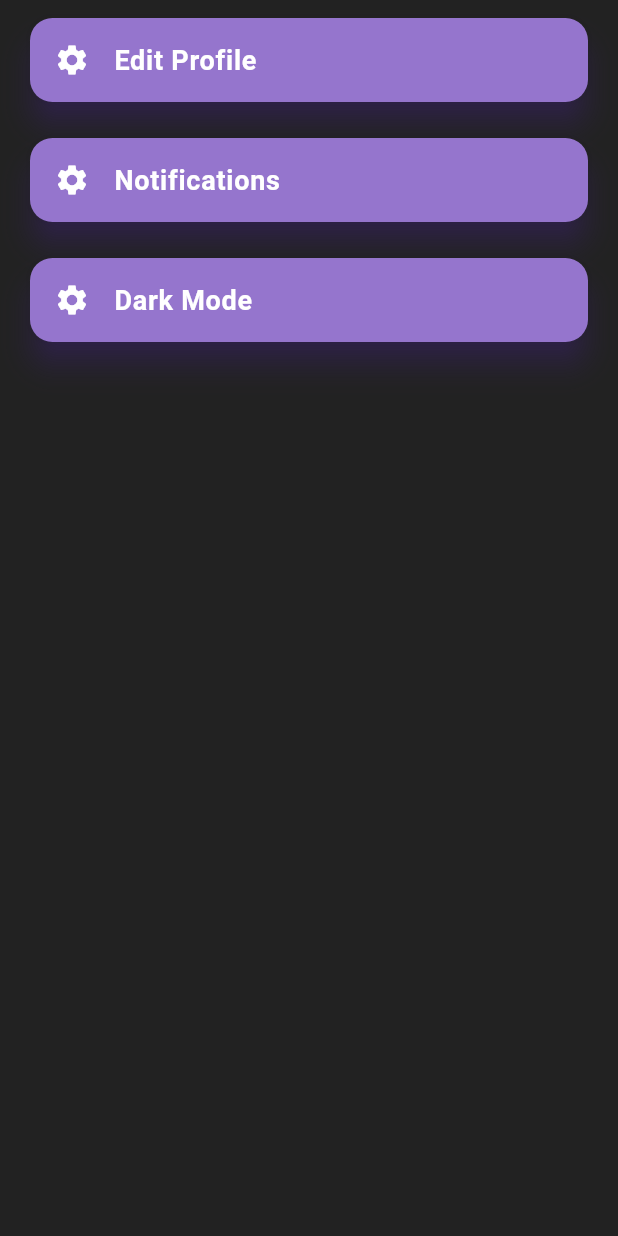
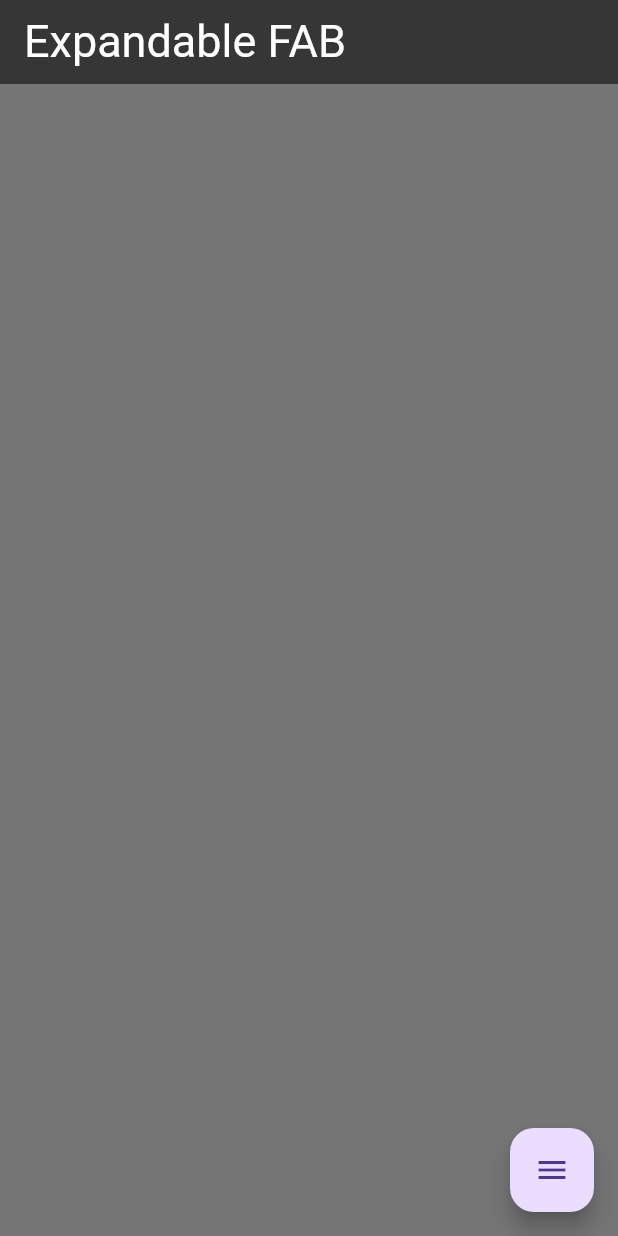
Before and after one commit to IamVasuBhurakhaya/flutter_byte_series, a Flutter app: the screen it shows after launch, on a phone screen of 412 x 824 dp. Run offline on Flutter 3.47's test engine with Material 3 defaults, Android fonts, the phone set to English and light mode, and no system bars; drawn by our look-alikes of flutter_expandable_fab; our stand-ins replace animated_text_kit, convex_bottom_bar, fl_chart, loading_animation_widget; missing offline and left inert: swipeable_tile.

Commit message:
flutter_expandable_fab package implemented

```diff
--- a/lib/main.dart
+++ b/lib/main.dart
@@ -1,5 +1,5 @@
 import 'package:flutter/material.dart';
-import 'package:widgets_packages_app/packages/swipable_tile.dart';
+import 'package:widgets_packages_app/packages/flutter_expandable_fab.dart';
 
 void main() {
   runApp(const MyApp());
@@ -10,9 +10,9 @@ class MyApp extends StatelessWidget {
 
   @override
   Widget build(BuildContext context) {
-    return const MaterialApp(
+    return MaterialApp(
       debugShowCheckedModeBanner: false,
-      home: SwipeableTilePage(),
+      home: ExpandableFabPage(),
     );
   }
 }
--- /dev/null
+++ b/lib/packages/flutter_expandable_fab.dart
@@ -0,0 +1,84 @@
+import 'package:flutter/material.dart';
+import 'package:flutter_expandable_fab/flutter_expandable_fab.dart';
+
+class ExpandableFabPage extends StatefulWidget {
+  const ExpandableFabPage({super.key});
+
+  @override
+  _ExpandableFabPageState createState() => _ExpandableFabPageState();
+}
+
+class _ExpandableFabPageState extends State<ExpandableFabPage> {
+  @override
+  Widget build(BuildContext context) {
+    return Scaffold(
+      appBar: AppBar(
+        backgroundColor: Colors.black54,
+        title: const Text(
+          "Expandable FAB",
+          style: TextStyle(color: Colors.white, fontSize: 30),
+        ),
+      ),
+      backgroundColor: Colors.black54,
+      body: const Center(
+        child: Column(
+          children: [],
+        ),
+      ),
+      floatingActionButtonLocation: ExpandableFab.location,
+      floatingActionButton: ExpandableFab(
+        distance: 120.0,
+        children: [
+          FloatingActionButton.small(
+            heroTag: null,
+            backgroundColor: Colors.pinkAccent,
+            child: const Icon(Icons.edit, color: Colors.white),
+            onPressed: () {
+              ScaffoldMessenger.of(context).showSnackBar(
+                const SnackBar(
+                    content: Text("Edit Action"),
+                    backgroundColor: Colors.pinkAccent),
+              );
+            },
+          ),
+          FloatingActionButton.small(
+            heroTag: null,
+            backgroundColor: Colors.purpleAccent,
+            child: const Icon(Icons.search, color: Colors.white),
+            onPressed: () {
+              ScaffoldMessenger.of(context).showSnackBar(
+                const SnackBar(
+                    content: Text("Search Action"),
+                    backgroundColor: Colors.purpleAccent),
+              );
+            },
+          ),
+          FloatingActionButton.small(
+            heroTag: null,
+            backgroundColor: Colors.tealAccent,
+            child: const Icon(Icons.camera_alt, color: Colors.white),
+            onPressed: () {
+              ScaffoldMessenger.of(context).showSnackBar(
+                const SnackBar(
+                    content: Text("Camera Action"),
+                    backgroundColor: Colors.tealAccent),
+              );
+            },
+          ),
+          FloatingActionButton.small(
+            heroTag: null,
+            backgroundColor: Colors.blueAccent,
+            child: const Icon(Icons.share, color: Colors.white),
+            onPressed: () {
+              ScaffoldMessenger.of(context).showSnackBar(
+                const SnackBar(
+                    content: Text("Share Action"),
+                    backgroundColor: Colors.blueAccent),
+              );
+            },
+          ),
+        ],
+      ),
+    );
+  }
+}
```
